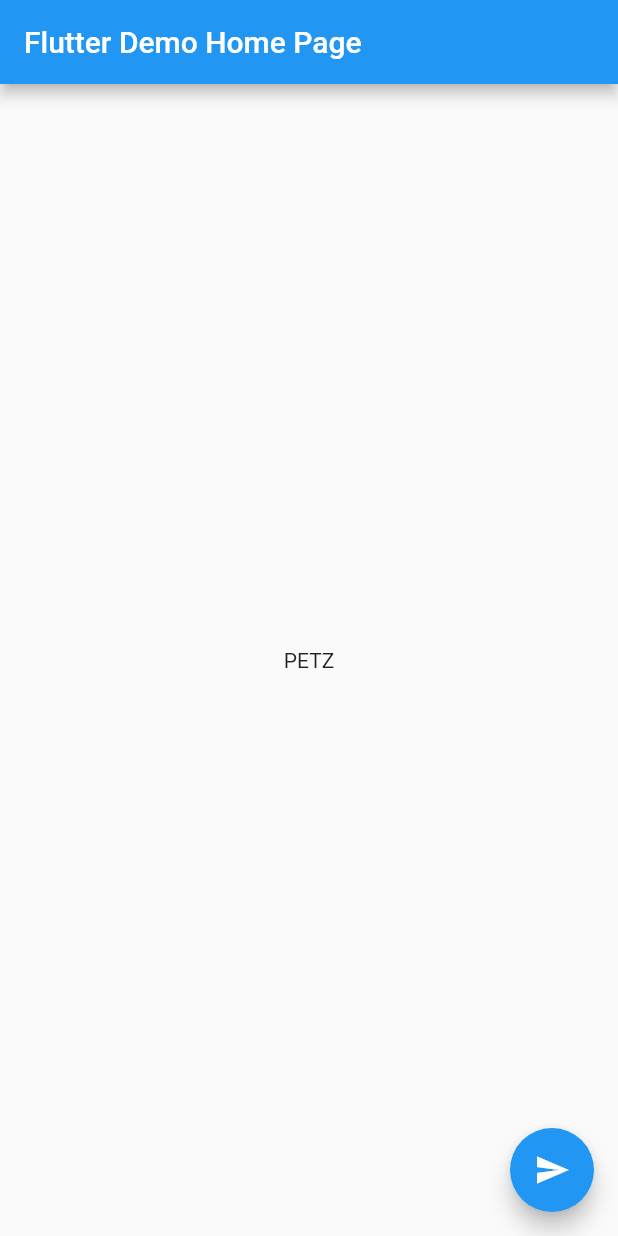
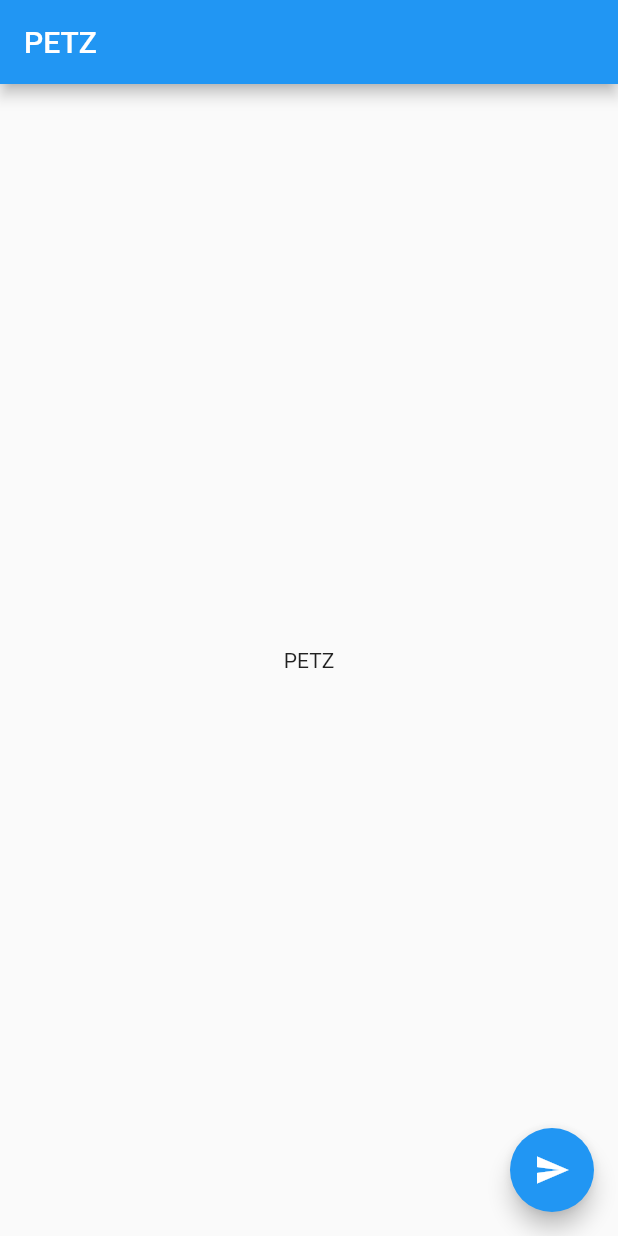
Before and after one commit to aditjoos/nyul_adopt_and_rescue, a Flutter app: the screen it shows after launch, on a phone screen of 412 x 824 dp. Run offline on Flutter 3.47's test engine with Material 2 defaults, Android fonts, the phone set to English and light mode, and no system bars.

Commit message:
Fix title

```diff
--- a/lib/main.dart
+++ b/lib/main.dart
@@ -9,11 +9,11 @@ class MyApp extends StatelessWidget {
   @override
   Widget build(BuildContext context) {
     return MaterialApp(
-      title: 'Flutter Demo',
+      title: 'PETZ',
       theme: ThemeData(
         primarySwatch: Colors.blue,
       ),
-      home: MyHomePage(title: 'Flutter Demo Home Page'),
+      home: MyHomePage(title: 'PETZ'),
     );
   }
 }
```
